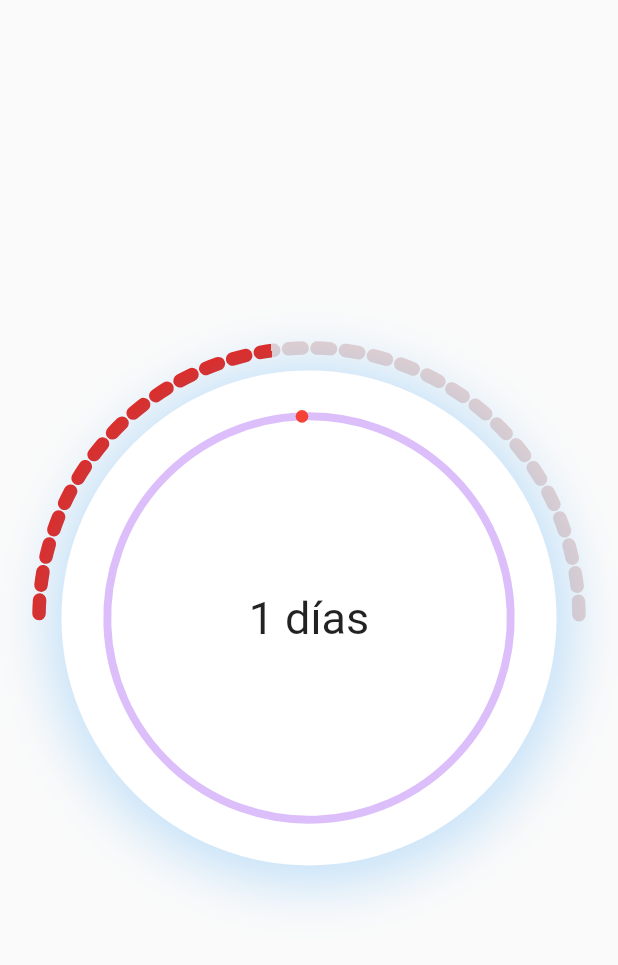
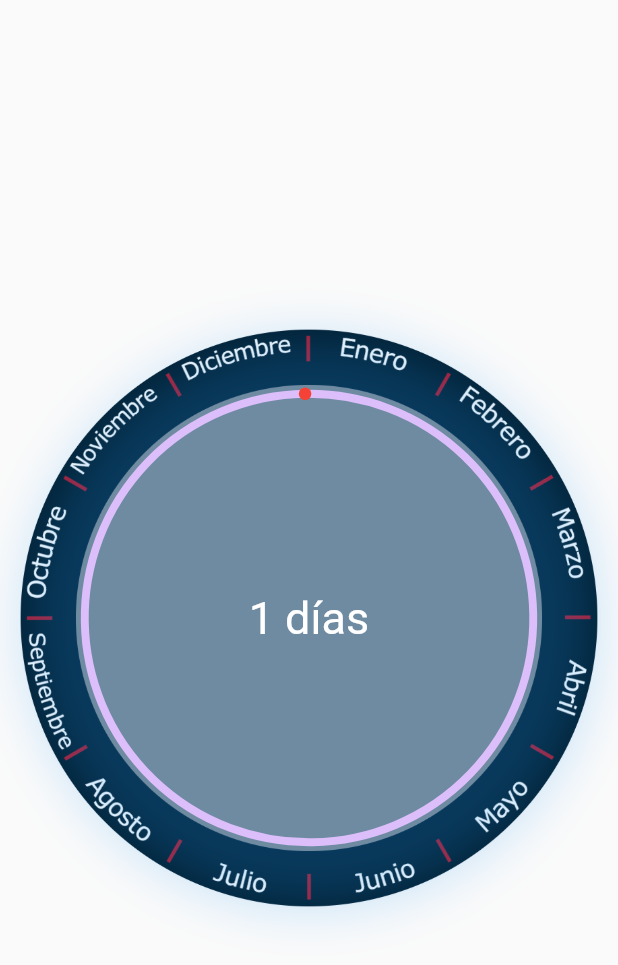
Before and after one commit to DrKoi/obcalculator_unab, a Flutter app: the DiscoPage screen opened directly, on a phone screen of 412 x 824 dp. Shown: the top 965 px of the screen. Run offline on Flutter 3.47's test engine with Material 2 defaults, Android fonts, the phone set to English and light mode, and no system bars; drawn by our look-alikes of sleek_circular_slider; our stand-ins replace flutter_zoom_drawer, jiffy, material_design_icons_flutter.

Commit message:
Disco mejorado, falta darle funcioinalidad

```diff
--- a/ob_calculator/lib/pages/disco_page.dart
+++ b/ob_calculator/lib/pages/disco_page.dart
@@ -18,29 +18,22 @@ class _DiscoPageState extends State<DiscoPage> {
     return Scaffold(
       body: Container(
         child: Stack(children: [
-          ShaderMask(
-            shaderCallback: ((rect) {
-              return SweepGradient(
-                      startAngle: degToRad(0),
-                      endAngle: degToRad(184),
-                      stops: [progressVal, progressVal],
-                      colors: [Colors.red.shade200, Colors.grey.withAlpha(50)],
-                      transform: GradientRotation(degToRad(170)))
-                  .createShader(rect);
-            }),
-            child: Center(
-              child: CustomArc(),
-            ),
+          //Center(child: CustomArc()),
+          Center(
+            child: Image(
+                height: kDiameter + 100,
+                fit: BoxFit.cover,
+                image: AssetImage('assets/Circular_calendar.png')),
           ),
           Center(
               child: Container(
-            width: kDiameter - 30,
-            height: kDiameter - 30,
+            width: kDiameter,
+            height: kDiameter,
             decoration: BoxDecoration(
-                color: Colors.white,
+                color: Colors.transparent,
                 shape: BoxShape.circle,
                 border: Border.all(
-                  color: Colors.white,
+                  color: Colors.transparent,
                   width: 20,
                   style: BorderStyle.solid,
                 ),
@@ -58,7 +51,7 @@ class _DiscoPageState extends State<DiscoPage> {
               initialValue: 1,
               appearance: CircularSliderAppearance(
                   size: kDiameter - 150,
-                  startAngle: 268,
+                  startAngle: 269,
                   angleRange: 360,
                   customColors: CustomSliderColors(
                     dotColor: Colors.red,
@@ -68,12 +61,13 @@ class _DiscoPageState extends State<DiscoPage> {
                   ),
                   spinnerMode: false),
               onChange: (double value) {
+                //var fecha = ;
                 print(value);
               },
               innerWidget: (percentage) => Center(
                 child: Text(
                   '${percentage.toInt()} días',
-                  style: TextStyle(fontSize: 30),
+                  style: TextStyle(fontSize: 30, color: Colors.white),
                 ),
               ),
             ),
--- a/ob_calculator/lib/pages/home_page.dart
+++ b/ob_calculator/lib/pages/home_page.dart
@@ -51,7 +51,7 @@ class _HomePageState extends State<HomePage> {
         //title: Text('Obtetricia Calculadora'),
       ),
       body: SafeArea(
-          minimum: EdgeInsets.symmetric(horizontal: 25),
+          minimum: EdgeInsets.symmetric(horizontal: 10),
           child: paginas[paginaSel].pathPagina),
       drawer: Drawer(
         child: Column(
--- a/ob_calculator/lib/widgets/custom_draw.dart
+++ b/ob_calculator/lib/widgets/custom_draw.dart
@@ -18,7 +18,7 @@ class CustomArcPainter extends CustomPainter {
   @override
   void paint(Canvas canvas, Size size) {
     Paint paint = Paint()
-      ..color = Colors.red
+      ..color = Color(0xff001B2B)
       ..strokeWidth = 9.0
       ..strokeCap = StrokeCap.round
       ..style = PaintingStyle.stroke
@@ -32,12 +32,12 @@ class CustomArcPainter extends CustomPainter {
               width: size.width,
               height: size.height),
           pi,
-          pi);
+          2 * pi);
 
     Path dashPath = Path();
-    double dashWidth = 9.0;
+    double dashWidth = 85.0;
     double dashSpace = 10;
-    double distance = 3;
+    double distance = 10;
 
     for (PathMetric pathMetric in path.computeMetrics()) {
       while (distance < pathMetric.length) {
@@ -49,6 +49,7 @@ class CustomArcPainter extends CustomPainter {
     }
 
     canvas.drawPath(dashPath, paint);
+    //canvas.drawCircle(Offset(200, 200), 200, paint);
   }
 
   @override
```
Also changed, not shown: ob_calculator/assets/Circular_calendar.png (added).
